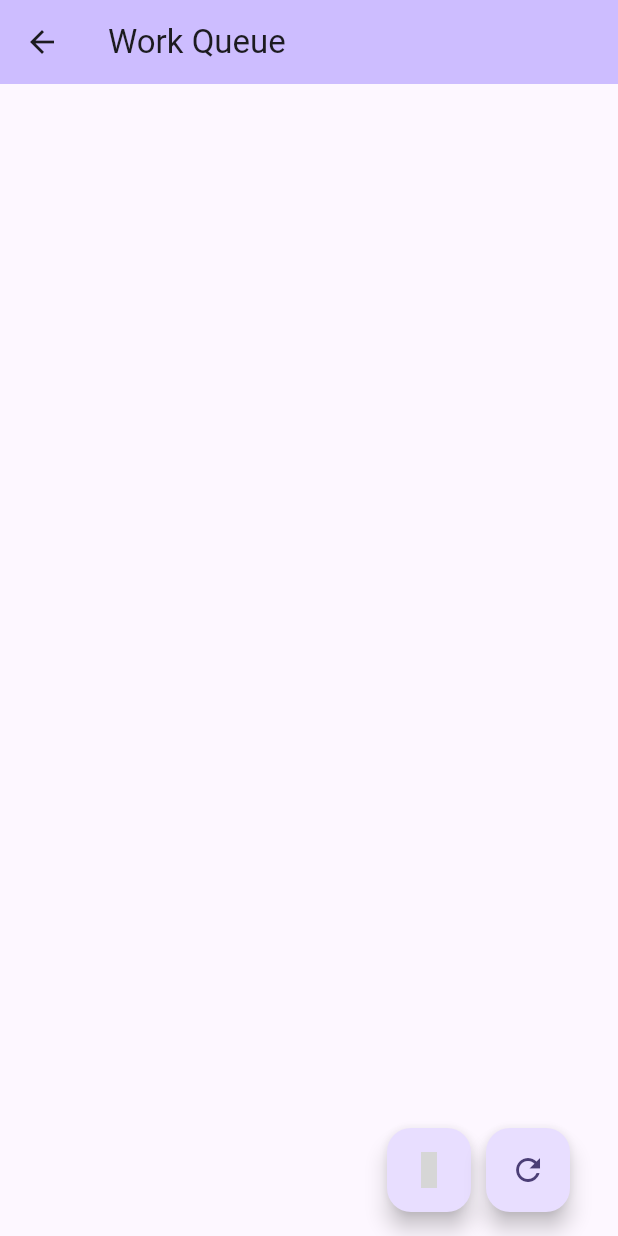
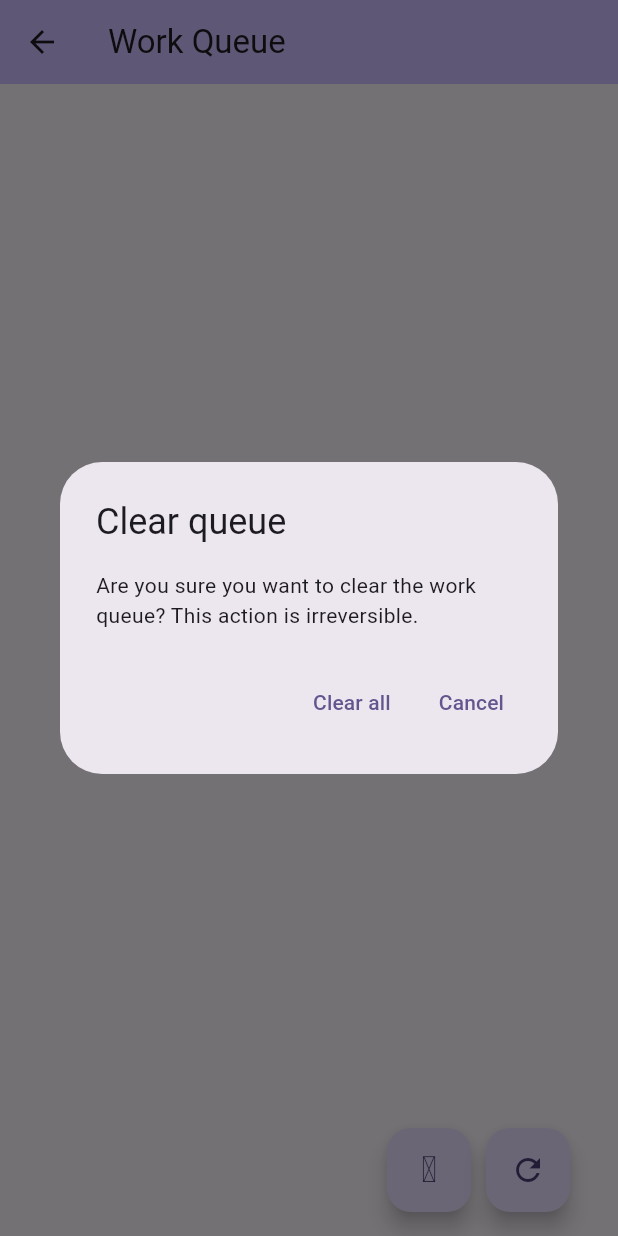
Before and after one commit to ricosolana/AI-Hair-Styler, a Flutter app: the MyQueuedWorkPage screen opened directly, after a tap on an icon or button, on a phone screen of 412 x 824 dp. Run offline on Flutter 3.47's test engine with Material 3 defaults, Android fonts, the phone set to English and light mode, and no system bars; our stand-ins replace cached_network_image, camera, flutter_cache_manager, flutter_spinkit, fluttertoast, image_picker and 4 more; missing offline and left inert: app_tutorial, flutter_file_dialog; accounts and stored records are empty; grey boxes are pictures that could not be loaded.

Commit message:
pre-rename

```diff
--- a/lib/main.dart
+++ b/lib/main.dart
@@ -62,7 +62,7 @@ class MyApp extends StatelessWidget {
       themeMode: prefs.getOr(darkThemePrefKey, false)
           ? ThemeMode.dark
           : ThemeMode.light, // use saved pref, not built-in
-      home: const MyHomePage(title: "Ai Hair Styler"),
+      home: const MyHomePage(title: "Hairch"),
     );
   }
 }
--- a/lib/screens/home.dart
+++ b/lib/screens/home.dart
@@ -320,7 +320,7 @@ class _MyHomePageState extends State<MyHomePage> {
             const DrawerHeader(
               decoration: BoxDecoration(color: Colors.deepPurple),
               child: Text(
-                'AI Hair Styler',
+                'Hairch',
                 style: TextStyle(
                   color: Colors.white,
                   fontSize: 24,
--- a/lib/screens/work.dart
+++ b/lib/screens/work.dart
@@ -327,11 +327,41 @@ class _MyQueuedWorkPageState extends State<MyQueuedWorkPage> {
             FloatingActionButton(
               heroTag: 'work-clear-fab',
               onPressed: () {
-                prefs.set(apiCachedWorkIDListPrefKey, <String>[]);
-                setState(() {
-                  // reset
-                  //this menu page should be stateless?
-                });
+                // first prompt
+                showDialog(
+                    context: context,
+                    builder: (context) {
+                      return AlertDialog(
+                        title: const Text('Clear queue'),
+                        content: const Text(
+                            'Are you sure you want to clear the work queue? This action is irreversible.'
+                        ),
+                        actions: <Widget>[
+                          TextButton(
+                            style: TextButton.styleFrom(
+                              textStyle: Theme.of(context).textTheme.labelLarge,
+                            ),
+                            child: const Text('Clear all'),
+                            onPressed: () {
+                              prefs.set(apiCachedWorkIDListPrefKey, <String>[]);
+                              setState(() {});
+                              Navigator.of(context).pop();
+                              Fluttertoast.showToast(msg: 'Cleared work queue');
+                            },
+                          ),
+                          TextButton(
+                            style: TextButton.styleFrom(
+                              textStyle: Theme.of(context).textTheme.labelLarge,
+                            ),
+                            child: const Text('Cancel'),
+                            onPressed: () {
+                              Navigator.of(context).pop();
+                            },
+                          ),
+                        ],
+                      );
+                    }
+                );
               },
               child: Icon(MdiIcons.trashCan),
             ),
--- a/pubspec.yaml
+++ b/pubspec.yaml
@@ -58,6 +58,7 @@ dependencies:
   flutter_cache_manager: ^3.3.1
   flutter_file_dialog: ^3.0.2
   flutter_local_notifications: ^17.0.1
+  rename: ^3.0.2
 
 
 dev_dependencies:
```
Also changed, not shown: pubspec.lock, 2 other files.
